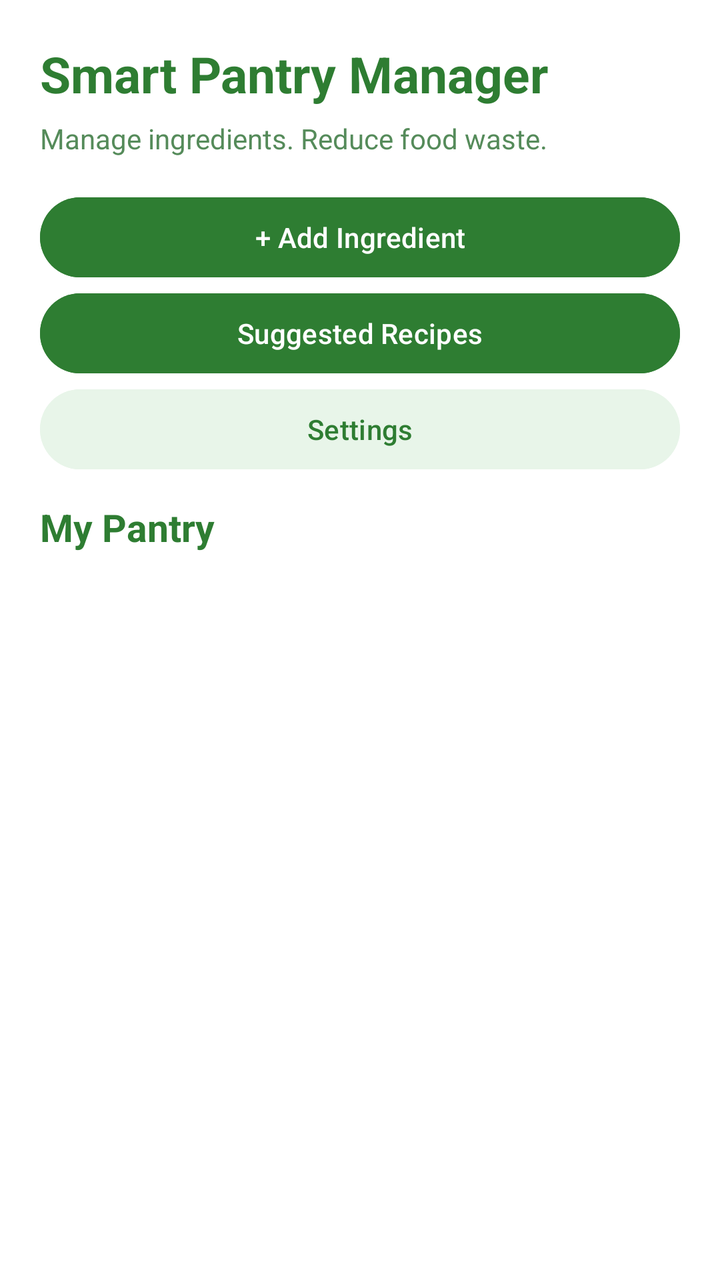
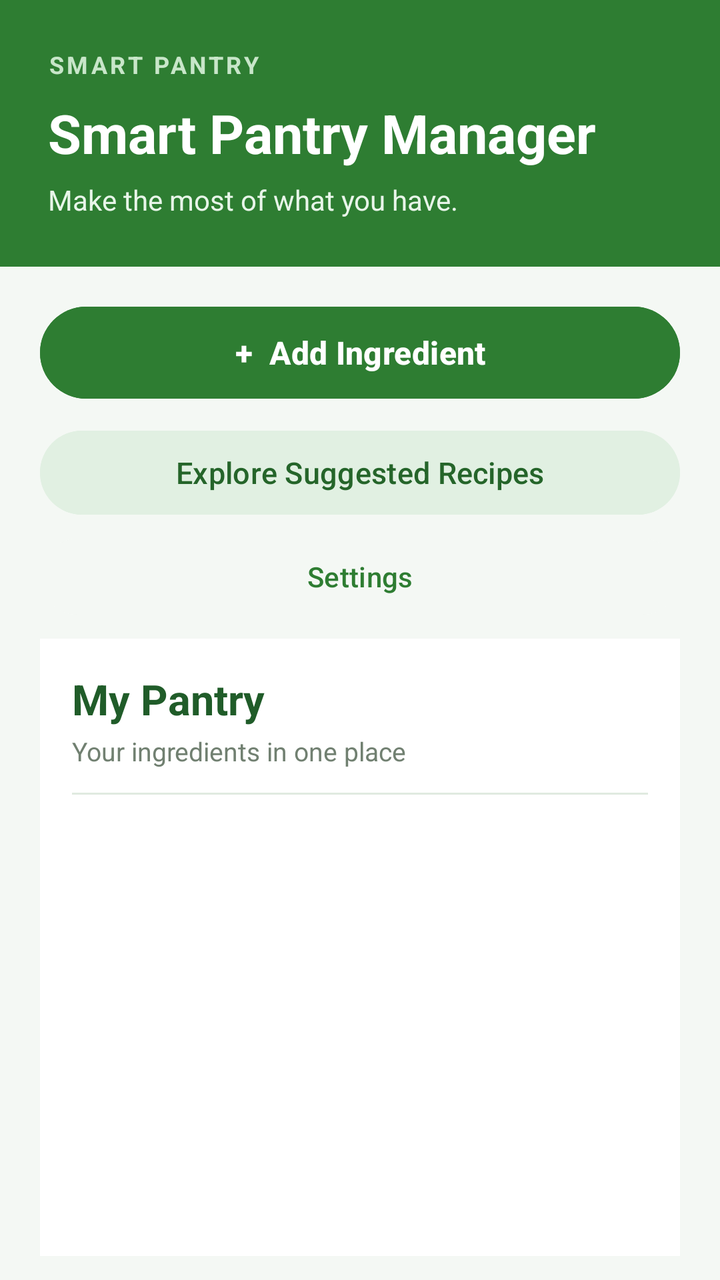

Screens rendered from an Android XML layout before and after an edit, with the pre-edit source and the edit as a unified diff.
<!-- AndroidManifest.xml: application theme Theme.Smartpantrymanager -->
<!-- res/layout/activity_main.xml -->
<?xml version="1.0" encoding="utf-8"?>
<LinearLayout xmlns:android="http://schemas.android.com/apk/res/android"
    android:layout_width="match_parent"
    android:layout_height="match_parent"
    android:orientation="vertical"
    android:padding="20dp"
    android:background="#FFFFFF">

    <TextView
        android:layout_width="match_parent"
        android:layout_height="wrap_content"
        android:text="Smart Pantry Manager"
        android:textSize="25sp"
        android:textStyle="bold"
        android:textColor="#2E7D32"
        android:paddingBottom="6dp" />

    <TextView
        android:layout_width="match_parent"
        android:layout_height="wrap_content"
        android:text="Manage ingredients. Reduce food waste."
        android:textSize="14sp"
        android:textColor="#558B5A"
        android:paddingBottom="16dp" />

    <Button
        android:id="@+id/btnAddIngredient"
        android:layout_width="match_parent"
        android:layout_height="wrap_content"
        android:text="+ Add Ingredient"
        android:backgroundTint="#2E7D32"
        android:textColor="#FFFFFF" />

    <Button
        android:id="@+id/btnSuggestedRecipes"
        android:layout_width="match_parent"
        android:layout_height="wrap_content"
        android:text="Suggested Recipes"
        android:backgroundTint="#2E7D32"
        android:textColor="#FFFFFF" />

    <Button
        android:id="@+id/btnSettings"
        android:layout_width="match_parent"
        android:layout_height="wrap_content"
        android:text="Settings"
        android:backgroundTint="#E8F5E9"
        android:textColor="#2E7D32" />

    <TextView
        android:layout_width="match_parent"
        android:layout_height="wrap_content"
        android:text="My Pantry"
        android:textSize="19sp"
        android:textStyle="bold"
        android:textColor="#2E7D32"
        android:paddingTop="12dp"
        android:paddingBottom="8dp" />

    <ListView
        android:id="@+id/listPantry"
        android:layout_width="match_parent"
        android:layout_height="0dp"
        android:layout_weight="1"
        android:divider="#C8E6C9"
        android:dividerHeight="1dp"
        android:paddingBottom="8dp" />

</LinearLayout>
<!-- resources referenced by this layout -->
<resources>
  <style name="Theme.Smartpantrymanager" parent="Base.Theme.Smartpantrymanager" />
  <style name="Base.Theme.Smartpantrymanager" parent="Theme.Material3.DayNight.NoActionBar">
          
          
      </style>
</resources>

<!-- the commit's change to res/layout/activity_main.xml (unified diff, before → after) -->
@@ -3,67 +3,131 @@
     android:layout_width="match_parent"
     android:layout_height="match_parent"
     android:orientation="vertical"
-    android:padding="20dp"
-    android:background="#FFFFFF">
+    android:background="#F4F8F4">
 
-    <TextView
+    
+    <LinearLayout
         android:layout_width="match_parent"
         android:layout_height="wrap_content"
-        android:text="Smart Pantry Manager"
-        android:textSize="25sp"
-        android:textStyle="bold"
-        android:textColor="#2E7D32"
-        android:paddingBottom="6dp" />
+        android:orientation="vertical"
+        android:padding="24dp"
+        android:background="#2E7D32">
 
-    <TextView
+        <TextView
+            android:layout_width="match_parent"
+            android:layout_height="wrap_content"
+            android:text="SMART PANTRY"
+            android:textColor="#C8E6C9"
+            android:textSize="12sp"
+            android:textStyle="bold"
+            android:letterSpacing="0.12"
+            android:paddingBottom="8dp" />
+
+        <TextView
+            android:layout_width="match_parent"
+            android:layout_height="wrap_content"
+            android:text="Smart Pantry Manager"
+            android:textColor="#FFFFFF"
+            android:textSize="27sp"
+            android:textStyle="bold" />
+
+        <TextView
+            android:layout_width="match_parent"
+            android:layout_height="wrap_content"
+            android:text="Make the most of what you have."
+            android:textColor="#E8F5E9"
+            android:textSize="14sp"
+            android:paddingTop="6dp" />
+    </LinearLayout>
+
+    
+    <LinearLayout
         android:layout_width="match_parent"
         android:layout_height="wrap_content"
-        android:text="Manage ingredients. Reduce food waste."
-        android:textSize="14sp"
-        android:textColor="#558B5A"
-        android:paddingBottom="16dp" />
+        android:orientation="vertical"
+        android:paddingStart="20dp"
+        android:paddingEnd="20dp"
+        android:paddingTop="16dp">
 
-    <Button
-        android:id="@+id/btnAddIngredient"
-        android:layout_width="match_parent"
-        android:layout_height="wrap_content"
-        android:text="+ Add Ingredient"
-        android:backgroundTint="#2E7D32"
-        android:textColor="#FFFFFF" />
+        <Button
+            android:id="@+id/btnAddIngredient"
+            android:layout_width="match_parent"
+            android:layout_height="54dp"
+            android:text="+  Add Ingredient"
+            android:textAllCaps="false"
+            android:textSize="16sp"
+            android:textStyle="bold"
+            android:backgroundTint="#2E7D32"
+            android:textColor="#FFFFFF" />
 
-    <Button
-        android:id="@+id/btnSuggestedRecipes"
-        android:layout_width="match_parent"
-        android:layout_height="wrap_content"
-        android:text="Suggested Recipes"
-        android:backgroundTint="#2E7D32"
-        android:textColor="#FFFFFF" />
+        <Button
+            android:id="@+id/btnSuggestedRecipes"
+            android:layout_width="match_parent"
+            android:layout_height="50dp"
+            android:layout_marginTop="8dp"
+            android:text="Explore Suggested Recipes"
+            android:textAllCaps="false"
+            android:textSize="15sp"
+            android:backgroundTint="#E1F0E2"
+            android:textColor="#25652A" />
 
-    <Button
-        android:id="@+id/btnSettings"
-        android:layout_width="match_parent"
-        android:layout_height="wrap_content"
-        android:text="Settings"
-        android:backgroundTint="#E8F5E9"
-        android:textColor="#2E7D32" />
+        <Button
+            android:id="@+id/btnSettings"
+            android:layout_width="match_parent"
+            android:layout_height="46dp"
+            android:layout_marginTop="4dp"
+            android:text="Settings"
+            android:textAllCaps="false"
+            android:textSize="14sp"
+            android:backgroundTint="#F4F8F4"
+            android:textColor="#2E7D32" />
+    </LinearLayout>
 
-    <TextView
-        android:layout_width="match_parent"
-        android:layout_height="wrap_content"
-        android:text="My Pantry"
-        android:textSize="19sp"
-        android:textStyle="bold"
-        android:textColor="#2E7D32"
-        android:paddingTop="12dp"
-        android:paddingBottom="8dp" />
-
-    <ListView
-        android:id="@+id/listPantry"
+    
+    <LinearLayout
         android:layout_width="match_parent"
         android:layout_height="0dp"
         android:layout_weight="1"
-        android:divider="#C8E6C9"
-        android:dividerHeight="1dp"
-        android:paddingBottom="8dp" />
+        android:orientation="vertical"
+        android:layout_marginStart="20dp"
+        android:layout_marginEnd="20dp"
+        android:layout_marginTop="8dp"
+        android:layout_marginBottom="12dp"
+        android:padding="16dp"
+        android:background="#FFFFFF">
+
+        <TextView
+            android:layout_width="match_parent"
+            android:layout_height="wrap_content"
+            android:text="My Pantry"
+            android:textSize="21sp"
+            android:textStyle="bold"
+            android:textColor="#205C29" />
+
+        <TextView
+            android:layout_width="match_parent"
+            android:layout_height="wrap_content"
+            android:text="Your ingredients in one place"
+            android:textSize="13sp"
+            android:textColor="#718071"
+            android:paddingTop="3dp"
+            android:paddingBottom="12dp" />
+
+        <View
+            android:layout_width="match_parent"
+            android:layout_height="1dp"
+            android:background="#E0EAE0" />
+
+        <ListView
+            android:id="@+id/listPantry"
+            android:layout_width="match_parent"
+            android:layout_height="0dp"
+            android:layout_weight="1"
+            android:background="#FFFFFF"
+            android:divider="#E5EEE5"
+            android:dividerHeight="1dp"
+            android:paddingTop="4dp"
+            android:paddingBottom="4dp" />
+    </LinearLayout>
 
 </LinearLayout>
